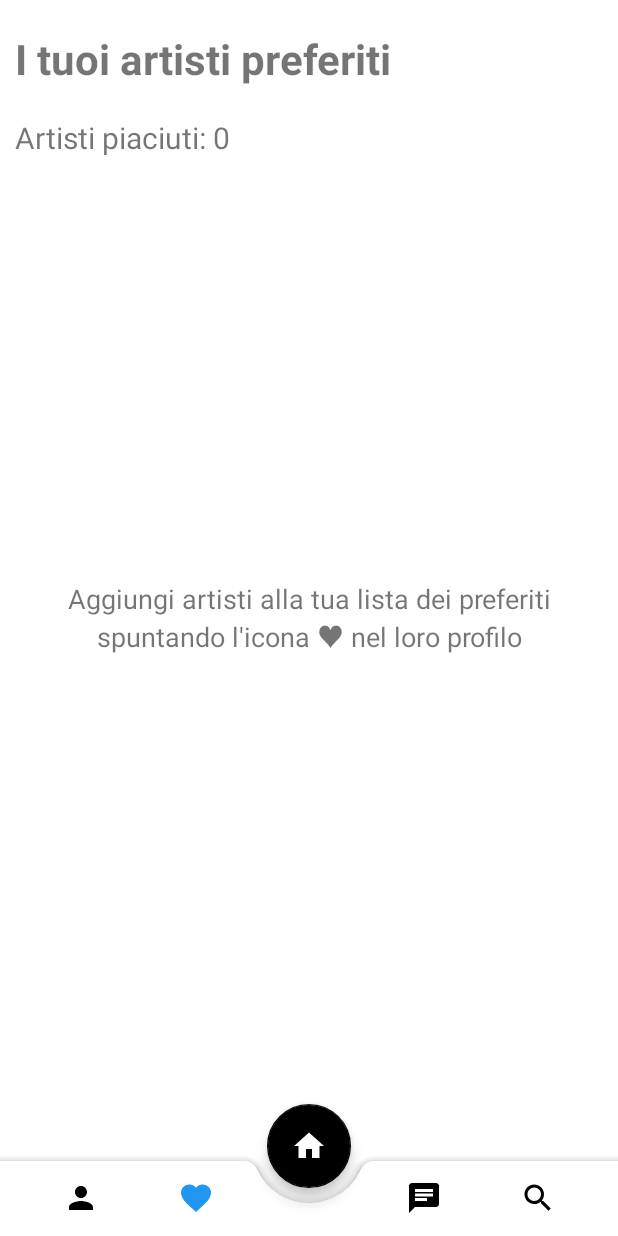
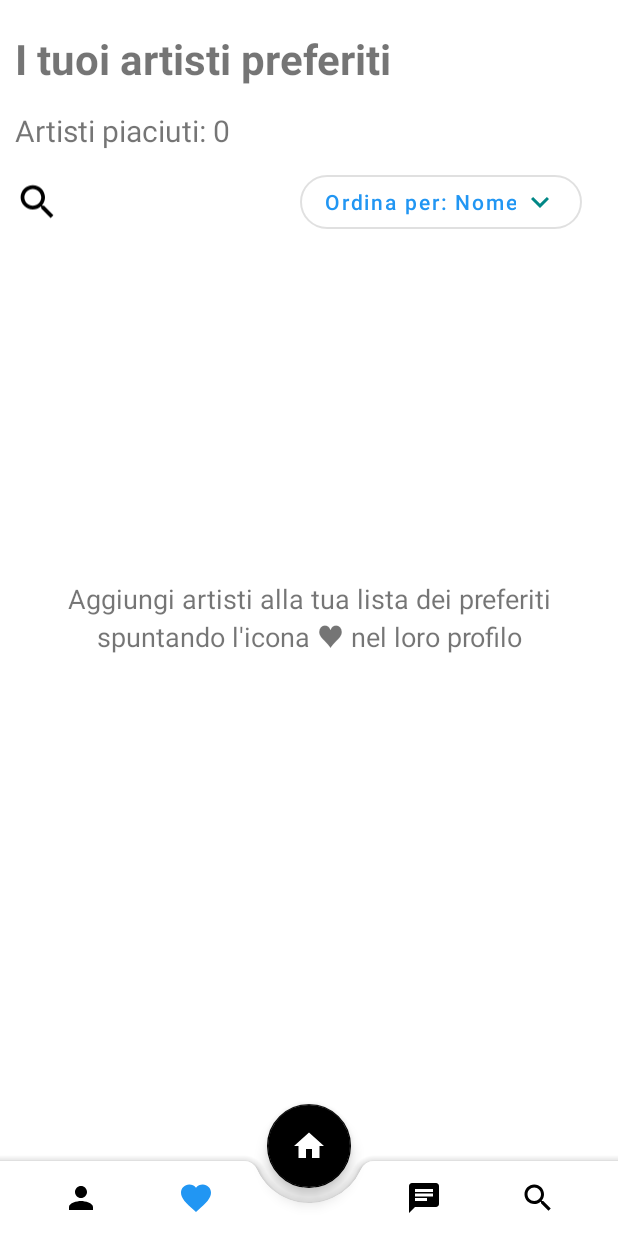
Before and after one commit to alessandrofloris/ProgettoIum, an Android app: the Favorites screen opened directly, with no data from a screen before it, on a phone screen of 412 x 824 dp. Run offline under Robolectric (Android 15) with nearby library versions, the phone set to English and light mode, and no system bars.

Commit message:
update favorites

```diff
--- a/app/src/main/java/com/example/progetto/Artist.java
+++ b/app/src/main/java/com/example/progetto/Artist.java
@@ -1,4 +1,6 @@
 package com.example.progetto;
+
+import android.widget.TextView;
 
 import java.io.Serializable;
 import java.util.ArrayList;
--- a/app/src/main/java/com/example/progetto/ArtistProfile.java
+++ b/app/src/main/java/com/example/progetto/ArtistProfile.java
@@ -80,6 +80,7 @@ public class ArtistProfile extends AppCompatActivity {
                 Snackbar.make(view, "Funzionalità non implementata.", Snackbar.LENGTH_SHORT).show();
             }
         });
+
 
 
         likeButton.setOnClickListener(new View.OnClickListener() {
--- a/app/src/main/java/com/example/progetto/Favorites.java
+++ b/app/src/main/java/com/example/progetto/Favorites.java
@@ -13,9 +13,13 @@ import android.widget.TextView;
 
 import androidx.annotation.NonNull;
 import androidx.appcompat.app.AppCompatActivity;
+import androidx.recyclerview.widget.LinearLayoutManager;
+import androidx.recyclerview.widget.RecyclerView;
 
 import com.google.android.material.bottomnavigation.BottomNavigationView;
+import com.google.android.material.button.MaterialButton;
 import com.google.android.material.floatingactionbutton.FloatingActionButton;
+import com.google.android.material.snackbar.Snackbar;
 
 import org.w3c.dom.Text;
 
@@ -25,31 +29,78 @@ import java.util.List;
 
 public class Favorites extends AppCompatActivity {
 
-    ListView favoriteListView;
+
     FavoritesAdapter favoritesAdapter;
-    List<Artist> likedArtists = new ArrayList<>();
-
-
+    List<Artist> likedArtists;
+    String messageNumberLikedArtists;
 
     @Override
     protected void onCreate(Bundle savedInstanceState) {
         super.onCreate(savedInstanceState);
         setContentView(R.layout.activity_favorites);
 
+        likedArtists = new ArrayList<>();
         likedArtists = ArtistService.getInstance().getLikedArtists();
 
         TextView nLikedArtists = findViewById(R.id.number_liked_artist);
-        String messageNumberLikedArtists = "Artisti piaciuti: "+likedArtists.size();
+        messageNumberLikedArtists = "Artisti piaciuti: "+likedArtists.size();
         nLikedArtists.setText(messageNumberLikedArtists);
+
+        findViewById(R.id.sortBy).setOnClickListener(new View.OnClickListener() {
+            @Override
+            public void onClick(View view) {
+                Snackbar.make(view, "Funzionalità non implementata.", Snackbar.LENGTH_SHORT).show();
+            }
+        });
+
+        findViewById(R.id.search_favorites).setOnClickListener(new View.OnClickListener() {
+            @Override
+            public void onClick(View view) {
+                Snackbar.make(view, "Funzionalità non implementata.", Snackbar.LENGTH_SHORT).show();
+            }
+        });
 
         if(likedArtists.size()>0) {
             TextView errorMessage = findViewById(R.id.nochatyet_message);
             errorMessage.setVisibility(View.GONE);
-            favoriteListView = (ListView) findViewById(R.id.favoritesList);
-            favoritesAdapter = new FavoritesAdapter(this, likedArtists);
-            favoriteListView.setAdapter(favoritesAdapter);
+            RecyclerView favoriteRecyclerView = findViewById(R.id.recycler_favorites);
+            favoriteRecyclerView.setHasFixedSize(true);
+            favoriteRecyclerView.setLayoutManager(new LinearLayoutManager(this));
+            List<Artist> finalLikedArtists = likedArtists;
+            favoritesAdapter = new FavoritesAdapter(this, likedArtists, new FavoritesAdapter.OnFavoriteClickListener() {
+
+                @Override
+                public void onFavoriteClick(FavoritesAdapter.FavoritesHolder holder, int position, View view) {
+                    finalLikedArtists.remove(position);
+                    favoritesAdapter.notifyItemRemoved(position);
+                    ArtistRepository.getInstance().artistList.get(holder.artistID).setLiked(false);
+                    Snackbar.make(view, "Hai rimosso "+ ArtistRepository.getInstance().artistList.get(holder.artistID).getNomeDarte() + " dalla lista dei preferiti.", Snackbar.LENGTH_SHORT).show();
+
+                    likedArtists = ArtistService.getInstance().getLikedArtists();
+                    messageNumberLikedArtists ="Artisti piaciuti: "+likedArtists.size();
+                    nLikedArtists.setText(messageNumberLikedArtists);
+                    if(likedArtists.size()==0)
+                        errorMessage.setVisibility(View.VISIBLE);
+                }
+            });
+            favoriteRecyclerView.setAdapter(favoritesAdapter);
         }
 
+        bottomMenuConfig();
+
+    }
+
+    public ColorStateList colorHomeConfig() {
+        ColorStateListBuilder builder = new ColorStateListBuilder();
+        builder.addState(new int[]{android.R.attr.state_pressed}, Color.parseColor("#2196F3"));
+        builder.addState(new int[]{android.R.attr.state_selected}, Color.WHITE);
+        builder.addState(new int[]{}, Color.BLACK);
+        ColorStateList stateList = builder.build();
+        return stateList;
+    }
+
+
+    public void bottomMenuConfig() {
         FloatingActionButton home_button = findViewById(R.id.home_button);
         BottomNavigationView bottomNavigationView=findViewById(R.id.bottomNavigationView);
         bottomNavigationView.setSelectedItemId(R.id.favorites_button);
@@ -87,14 +138,7 @@ public class Favorites extends AppCompatActivity {
                 overridePendingTransition(0, 0);
             }
         });
-    }
 
-    public ColorStateList colorHomeConfig() {
-        ColorStateListBuilder builder = new ColorStateListBuilder();
-        builder.addState(new int[]{android.R.attr.state_pressed}, Color.parseColor("#2196F3"));
-        builder.addState(new int[]{android.R.attr.state_selected}, Color.WHITE);
-        builder.addState(new int[]{}, Color.BLACK);
-        ColorStateList stateList = builder.build();
-        return stateList;
+
     }
 }
--- /dev/null
+++ b/app/src/main/res/drawable/icon_delete.xml
@@ -0,0 +1,5 @@
+<vector android:height="24dp" android:tint="#000000"
+    android:viewportHeight="24" android:viewportWidth="24"
+    android:width="24dp" xmlns:android="http://schemas.android.com/apk/res/android">
+    <path android:fillColor="@android:color/white" android:pathData="M6,19c0,1.1 0.9,2 2,2h8c1.1,0 2,-0.9 2,-2V7H6v12zM19,4h-3.5l-1,-1h-5l-1,1H5v2h14V4z"/>
+</vector>
--- /dev/null
+++ b/app/src/main/res/drawable/icon_downarrow.xml
@@ -0,0 +1,5 @@
+<vector android:height="24dp" android:tint="#000000"
+    android:viewportHeight="24" android:viewportWidth="24"
+    android:width="24dp" xmlns:android="http://schemas.android.com/apk/res/android">
+    <path android:fillColor="@android:color/white" android:pathData="M7.41,8.59L12,13.17l4.59,-4.58L18,10l-6,6 -6,-6 1.41,-1.41z"/>
+</vector>
--- a/app/src/main/res/layout/activity_favorites.xml
+++ b/app/src/main/res/layout/activity_favorites.xml
@@ -4,10 +4,9 @@
     xmlns:tools="http://schemas.android.com/tools"
     android:layout_width="match_parent"
     android:layout_height="match_parent"
+    android:id="@+id/id_layout"
     tools:context=".Favorites"
     android:theme="@style/Theme.BottomAppBar">
-
-
 
     <LinearLayout
         android:layout_width="match_parent"
@@ -26,7 +25,8 @@
             app:layout_constraintTop_toTopOf="parent"/>
         <Space
             android:layout_width="match_parent"
-            android:layout_height="20dp"/>
+            android:layout_height="15dp"/>
+
         <TextView
             android:id="@+id/number_liked_artist"
             android:layout_width="match_parent"
@@ -36,13 +36,52 @@
             android:textSize="20dp" />
         <Space
             android:layout_width="match_parent"
-            android:layout_height="20dp"/>
-        <ListView
-            android:id="@+id/favoritesList"
+            android:layout_height="10dp"/>
+        <LinearLayout
+            android:layout_width="match_parent"
+            android:layout_height="wrap_content"
+            android:orientation="vertical">
+        <LinearLayout
+            android:layout_width="wrap_content"
+            android:layout_height="wrap_content"
+            android:orientation="horizontal">
+
+            <ImageView
+                android:id="@+id/search_favorites"
+                android:layout_gravity="start"
+                android:layout_width="wrap_content"
+                android:layout_height="match_parent"
+                android:src="@drawable/icon_selector_search"
+                android:layout_marginStart="10dp"/>
+            <Space
+                android:layout_width="160dp"
+                android:layout_height="match_parent"/>
+
+            <com.google.android.material.button.MaterialButton
+                android:layout_gravity="end"
+                android:id="@+id/sortBy"
+                android:layout_width="wrap_content"
+                android:layout_height="wrap_content"
+                android:text="Ordina per: Nome"
+                android:textAllCaps="false"
+                android:textColor="@color/azzurrinoboh"
+                app:cornerRadius="50dp"
+                app:rippleColor="@color/teal_200"
+                app:iconTint="@color/teal_700"
+                app:iconGravity="end"
+                app:icon="@drawable/icon_downarrow"
+                style="@style/Widget.MaterialComponents.Button.OutlinedButton"/>
+
+
+        </LinearLayout>
+
+    </LinearLayout>
+
+        <androidx.recyclerview.widget.RecyclerView
+            android:id="@+id/recycler_favorites"
             android:layout_marginTop="10dp"
             android:layout_width="match_parent"
-            android:layout_height="660dp"
-            app:layout_constraintTop_toBottomOf="@id/activity_title"/>
+            android:layout_height="wrap_content" />
 
     </LinearLayout>
 
```
Also changed, not shown: app/src/main/java/com/example/progetto/FavoritesAdapter.java (+84 -45 lines), app/src/main/res/layout/favorites_row.xml (+8 -12 lines).
